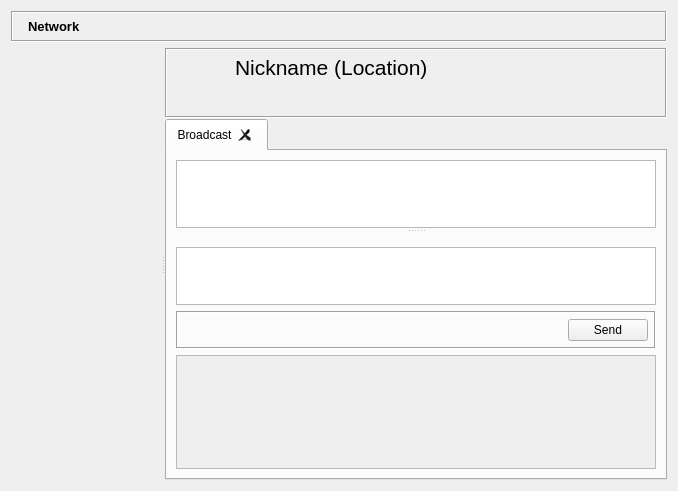
The window that retroshare-gui/src/gui/FriendsDialog.ui (RetroShare/RetroShare) describes before a commit, drawn with Qt 5.
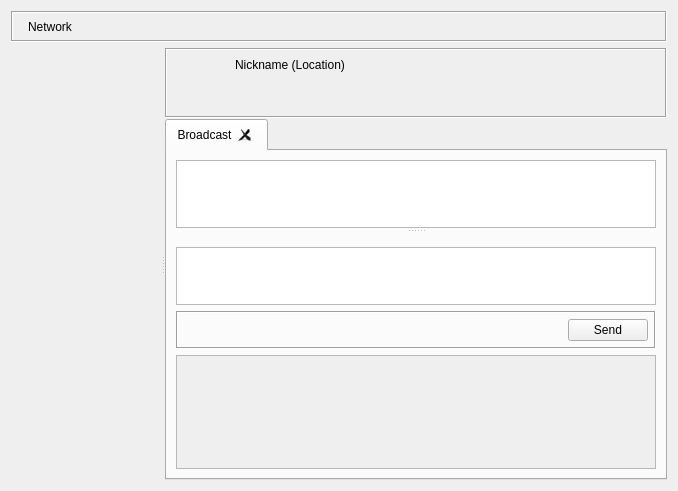
The same window after the commit. Icons and pictures are not drawn. Custom widgets are drawn as their Qt base class.

Commit message: Moved font size definitions from ui files to default qss. Added new base class StyledLabel to emulate the missing font-size by factor in qss.

```diff
--- a/retroshare-gui/src/gui/FriendsDialog.ui
+++ b/retroshare-gui/src/gui/FriendsDialog.ui
@@ -40,14 +40,7 @@
        </widget>
       </item>
       <item>
-       <widget class="QLabel" name="titleBarLabel">
-        <property name="font">
-         <font>
-          <pointsize>10</pointsize>
-          <weight>75</weight>
-          <bold>true</bold>
-         </font>
-        </property>
+       <widget class="StyledLabel" name="titleBarLabel">
         <property name="text">
          <string>Network</string>
         </property>
@@ -144,24 +137,7 @@
            <number>1</number>
           </property>
           <item row="0" column="1" colspan="2">
-           <widget class="QLabel" name="nicknameLabel">
-            <property name="minimumSize">
-             <size>
-              <width>0</width>
-              <height>32</height>
-             </size>
-            </property>
-            <property name="maximumSize">
-             <size>
-              <width>16777215</width>
-              <height>42</height>
-             </size>
-            </property>
-            <property name="font">
-             <font>
-              <pointsize>16</pointsize>
-             </font>
-            </property>
+           <widget class="StyledLabel" name="nicknameLabel">
             <property name="text">
              <string notr="true">Nickname (Location)</string>
             </property>
@@ -827,6 +803,11 @@
   </action>
  </widget>
  <customwidgets>
+  <customwidget>
+   <class>StyledLabel</class>
+   <extends>QLabel</extends>
+   <header>gui/common/StyledLabel.h</header>
+  </customwidget>
   <customwidget>
    <class>RSTextBrowser</class>
    <extends>QTextBrowser</extends>
```
The commit also changes 41 other files.
